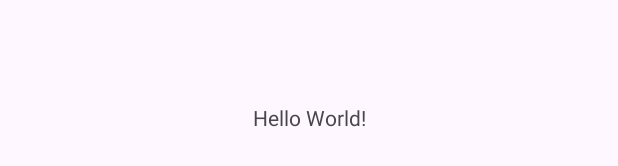
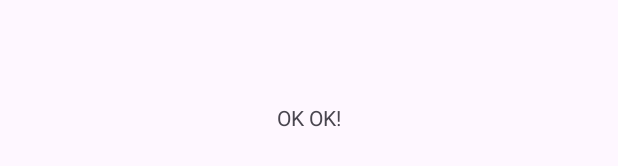
Before and after one commit to chupedan/63CLC1-MobileDev, an Android app: the layout activity_main.xml on its own in the app's theme, with its tools: preview values and no code run, on a phone screen of 412 x 824 dp. Shown: the part 501-667 px from the top of the screen. Run offline under Robolectric (Android 15) with nearby library versions, the phone set to English and light mode, and no system bars.

Commit message:
change lifecircle

```diff
--- a/ActivityLifeCircle/app/src/main/res/layout/activity_main.xml
+++ b/ActivityLifeCircle/app/src/main/res/layout/activity_main.xml
@@ -10,7 +10,7 @@
         android:id="@+id/textView"
         android:layout_width="wrap_content"
         android:layout_height="wrap_content"
-        android:text="Hello World!"
+        android:text="OK OK!"
         app:layout_constraintBottom_toBottomOf="parent"
         app:layout_constraintEnd_toEndOf="parent"
         app:layout_constraintStart_toStartOf="parent"
```
